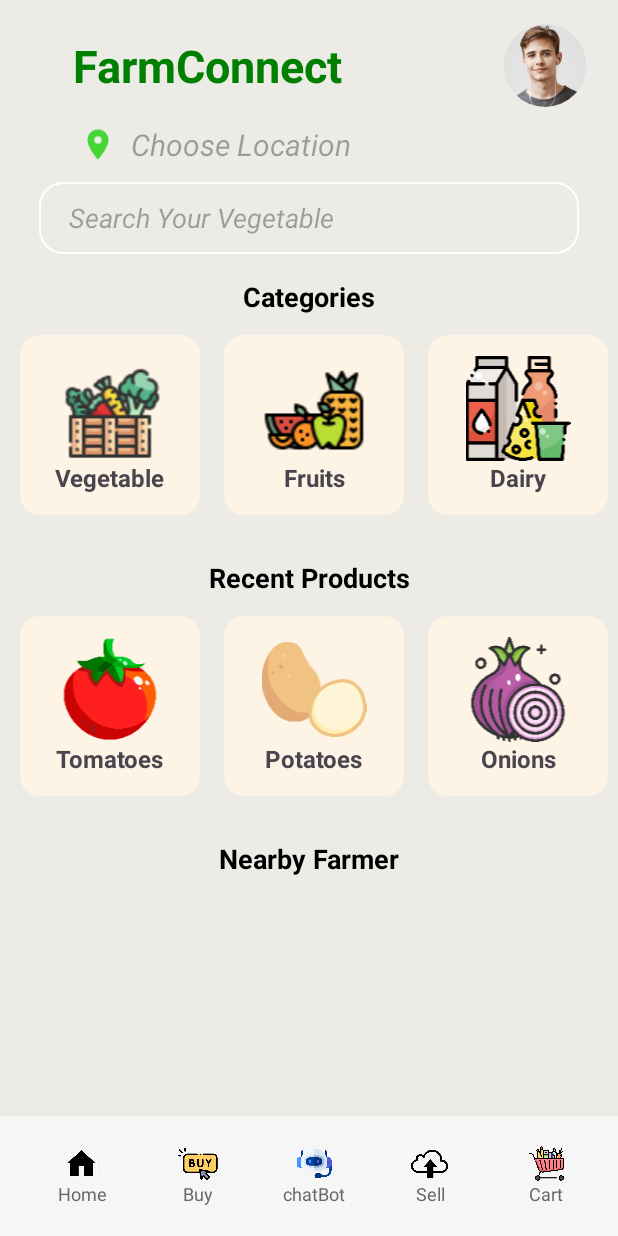
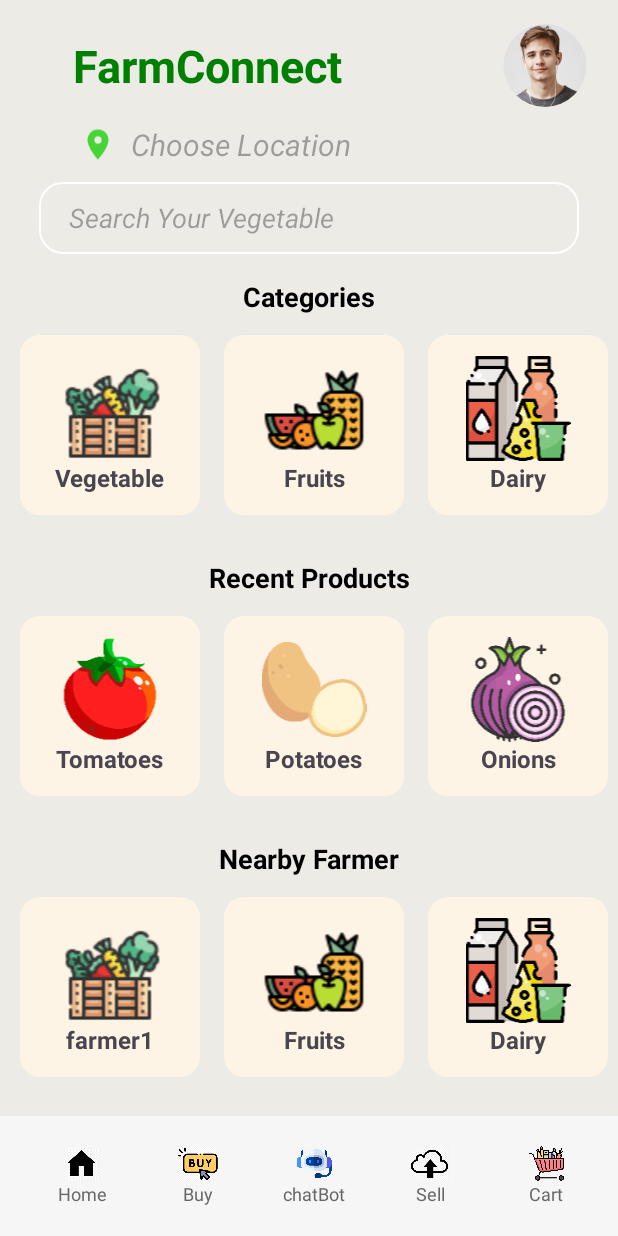
Before and after one commit to rajeev210403/FarmConnect, an Android app: the MainActivity screen opened directly, with no data from a screen before it, on a phone screen of 412 x 824 dp. Run offline under Robolectric (Android 15) with nearby library versions, the phone set to English and light mode, and no system bars; our stand-ins replace CircleImageView; pictures from the network do not load.

Commit message:
home page enchancing done2

```diff
--- a/Frontend/farmerApp/app/src/main/java/com/example/farmerapp/MainActivity.java
+++ b/Frontend/farmerApp/app/src/main/java/com/example/farmerapp/MainActivity.java
@@ -10,8 +10,10 @@ import androidx.recyclerview.widget.LinearLayoutManager;
 import androidx.recyclerview.widget.RecyclerView;
 
 import com.example.farmerapp.Adaptor.CategoryAdaptor;
+import com.example.farmerapp.Adaptor.FarmerAdaptor;
 import com.example.farmerapp.Adaptor.TopProductAdaptor;
 import com.example.farmerapp.Domain.CategoryDomain;
+import com.example.farmerapp.Domain.FarmerDomain;
 import com.example.farmerapp.Domain.TopProductDomain;
 
 import java.util.ArrayList;
@@ -22,6 +24,8 @@ public class MainActivity extends AppCompatActivity {
     private RecyclerView.Adapter adapter;
     private RecyclerView recyclerViewCategoryList;
     private RecyclerView recyclerViewTopProList;
+
+    private RecyclerView recyclerViewFarmerList;
 
 
 
@@ -51,6 +55,7 @@ public class MainActivity extends AppCompatActivity {
 
         recyclerViewCategory();
         recyclerViewTopPro();
+        recyclerViewFarmer();
         bot1 =  findViewById(R.id.imageview3);
         buybtn =findViewById(R.id.imageview2);
         sellbtn =findViewById(R.id.imageview4);
@@ -81,7 +86,7 @@ public class MainActivity extends AppCompatActivity {
         cartb.setOnClickListener(new View.OnClickListener() {
             @Override
             public void onClick(View view) {
-                Intent intent = new Intent(MainActivity.this, sscart.class);
+                Intent intent = new Intent(MainActivity.this, cart.class);
                 startActivity(intent);
             }
         });
@@ -126,5 +131,23 @@ public class MainActivity extends AppCompatActivity {
 
     }
 
+    private void recyclerViewFarmer(){
+        LinearLayoutManager linearLayoutManager = new LinearLayoutManager(this,LinearLayoutManager.HORIZONTAL,false);
+        recyclerViewFarmerList = findViewById(R.id.farm_RV);
+        recyclerViewFarmerList.setLayoutManager(linearLayoutManager);
+
+        ArrayList<FarmerDomain> farmer = new ArrayList<>();
+        farmer.add(new FarmerDomain("farmer1","tomato"));
+
+        farmer.add(new FarmerDomain("Fruits","fruiticon"));
+        farmer.add(new FarmerDomain("Dairy","dairyicon"));
+        farmer.add(new FarmerDomain("Poultry","poultryicon"));
+        farmer.add(new FarmerDomain("Seeds","seedicon"));
+
+        adapter = new FarmerAdaptor(farmer);
+        recyclerViewFarmerList.setAdapter(adapter);
+
+    }
+
 
 }
```
